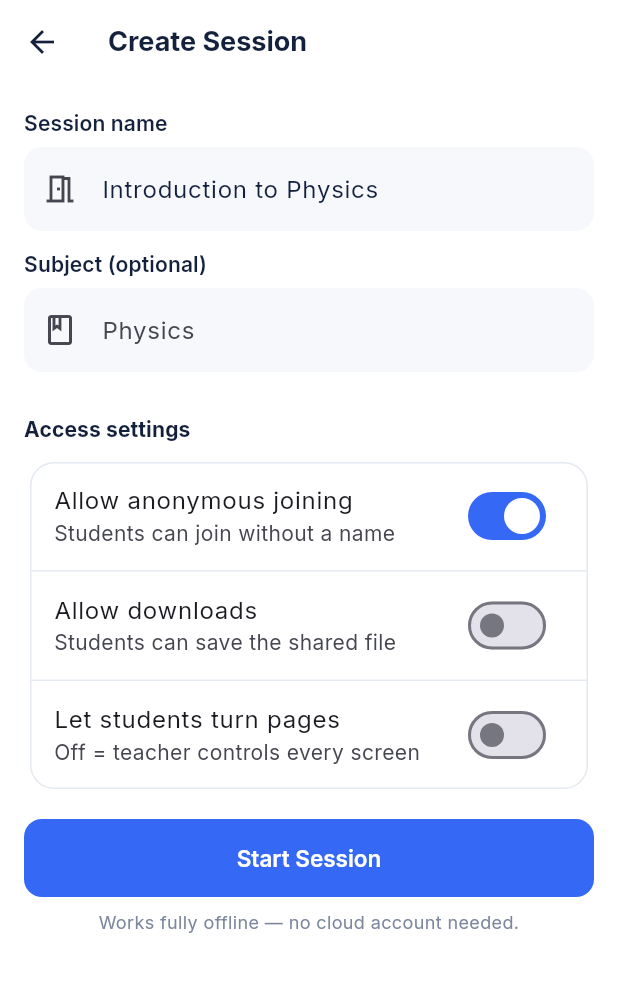
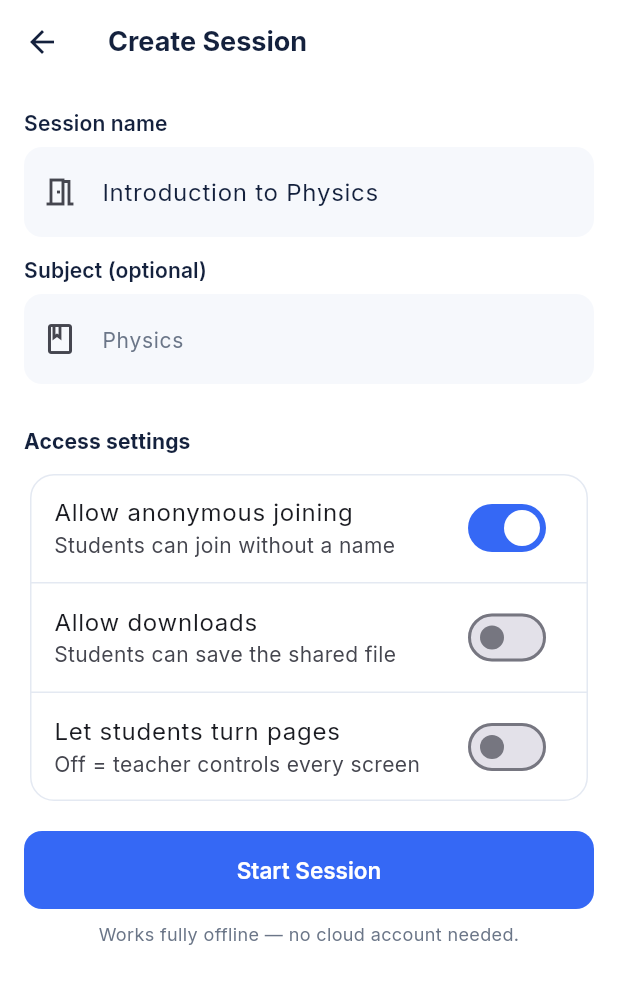
Before and after one commit to merjohnpagente/ClassCast, a Flutter app: the screen it shows after launch, after a tap on "Teacher", after a tap on "Create New Session", on a phone screen of 412 x 824 dp. Shown: the top 984 px of the screen. Run offline on Flutter 3.47's test engine with Material 3 defaults, Android fonts, the phone set to English and light mode, and no system bars; our stand-ins replace file_picker, qr_flutter, shared_preferences, sqflite; missing offline and left inert: mobile_scanner, network_info_plus, syncfusion_flutter_pdfviewer; accounts and stored records are empty.

Commit message:
Readable type, plainer words, and a QR scanner that explains itself
- body text 12px -> 13px with real contrast (muted grey darkened); input labels
  and hints at 14px. Small grey text on a phone at arm's length was the
  'unclear' complaint
- camera failure now names the actual cause in one short line, including the
  browser case: a page opened over plain http://<teacher-ip> is not a secure
  context, so the browser refuses the camera — the screen says so instead of
  failing silently
- teacher warning trimmed to 'Students cannot connect' + 'Port 8080 is busy.
  Change the port in Settings, then start a new session.'

Co-Authored-By: Claude Opus 4.8 (1M context) <noreply@anthropic.com>

```diff
--- a/lib/screens/teacher/create_session_screen.dart
+++ b/lib/screens/teacher/create_session_screen.dart
@@ -190,21 +190,20 @@ class _CreateSessionScreenState extends State<CreateSessionScreen> {
                               const SizedBox(width: 10),
                               const Expanded(
                                 child: Text(
-                                  'Students cannot reach this phone',
+                                  'Students cannot connect',
                                   style: TextStyle(
-                                      fontWeight: FontWeight.w700),
+                                      fontWeight: FontWeight.w700,
+                                      fontSize: 15),
                                 ),
                               ),
                             ],
                           ),
                           const SizedBox(height: 6),
                           Text(
-                            'The classroom server could not start on port '
-                            '${active.port}. Try a different port in Settings, '
-                            'or end the session and start again. Nothing on '
-                            'this phone can be joined until it is running.',
+                            'Port ${active.port} is busy. Change the port in '
+                            'Settings, then start a new session.',
                             style: const TextStyle(
-                                color: AppColors.inkSecondary, fontSize: 12),
+                                color: AppColors.inkSecondary, fontSize: 14),
                           ),
                         ],
                       ),
--- a/lib/theme/app_colors.dart
+++ b/lib/theme/app_colors.dart
@@ -16,7 +16,7 @@ class AppColors {
 
   static const ink = Color(0xFF14213D); // dark navy
   static const inkSecondary = Color(0xFF3E4A63);
-  static const muted = Color(0xFF7C879D); // muted gray
+  static const muted = Color(0xFF6B7688); // muted gray (kept legible)
   static const border = Color(0xFFE4E9F2);
 
   static const success = Color(0xFF1F9D55);
--- a/lib/theme/app_theme.dart
+++ b/lib/theme/app_theme.dart
@@ -28,11 +28,29 @@ class AppTheme {
         },
       ),
     );
+    // Inter at a readable floor: the old 11–12px body sizes were the "can't
+    // read this" complaint, especially on a phone held at arm's length in a
+    // classroom. Secondary text now sits at 13px with real contrast.
+    final text = base.textTheme.apply(
+      fontFamily: 'Inter',
+      bodyColor: AppColors.ink,
+      displayColor: AppColors.ink,
+    );
     return base.copyWith(
-      textTheme: base.textTheme.apply(
-        fontFamily: 'Inter',
-        bodyColor: AppColors.ink,
-        displayColor: AppColors.ink,
+      textTheme: text.copyWith(
+        bodySmall: text.bodySmall?.copyWith(
+          fontSize: 13,
+          height: 1.4,
+          color: AppColors.inkSecondary,
+        ),
+        labelSmall: text.labelSmall?.copyWith(
+          fontSize: 12,
+          color: AppColors.inkSecondary,
+        ),
+        labelMedium: text.labelMedium?.copyWith(
+          fontSize: 13,
+          color: AppColors.inkSecondary,
+        ),
       ),
       appBarTheme: const AppBarTheme(
         backgroundColor: AppColors.background,
@@ -131,7 +149,17 @@ class AppTheme {
         filled: true,
         fillColor: AppColors.surfaceSoft,
         contentPadding:
-            const EdgeInsets.symmetric(horizontal: 16, vertical: 16),
+            const EdgeInsets.symmetric(horizontal: 16, vertical: 18),
+        labelStyle: const TextStyle(
+          fontFamily: 'Inter',
+          fontSize: 14,
+          color: AppColors.inkSecondary,
+        ),
+        hintStyle: const TextStyle(
+          fontFamily: 'Inter',
+          fontSize: 14,
+          color: AppColors.muted,
+        ),
         border: OutlineInputBorder(
           borderRadius: BorderRadius.circular(AppRadius.input),
           borderSide: BorderSide.none,
```
Also changed, not shown: lib/screens/student/join_screen.dart (+25 -11 lines).
